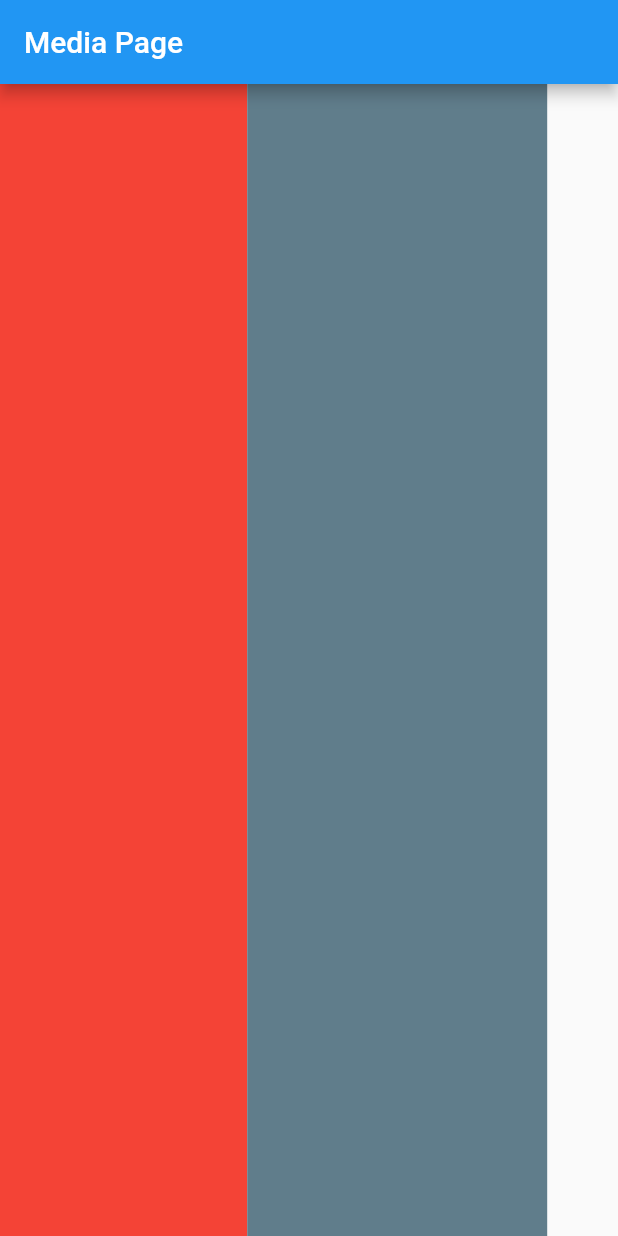
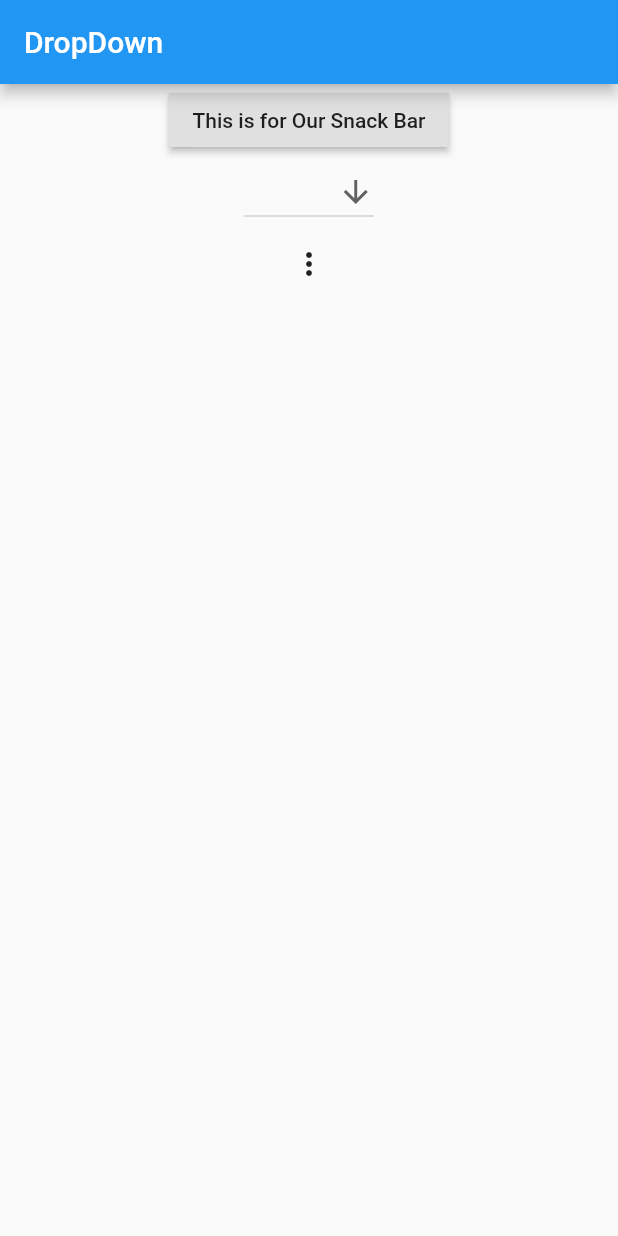
Before and after one commit to Darkethic06/login_flutter, a Flutter app: the screen it shows after launch, on a phone screen of 412 x 824 dp. Run offline on Flutter 3.47's test engine with Material 2 defaults, Android fonts, the phone set to English and light mode, and no system bars; our stand-ins replace form_field_validator.

Commit message:
new files added

```diff
--- /dev/null
+++ b/discussion.txt
@@ -0,0 +1,5 @@
+android life cycle :  onCreate(Install) , Onstart(Appliction on ),
+                         onResume(),
+                         onStop , onPause,onDestroy,
+
+camera :
--- a/lib/main.dart
+++ b/lib/main.dart
@@ -1,7 +1,8 @@
 import 'package:flutter/material.dart';
 // import 'package:tutorial/login_form.dart';
 // import 'first.dart';
-import 'media.dart';
+// import 'media.dart';
+import 'ui_design.dart';
 
 void main() {
 
@@ -16,7 +17,7 @@ class MyApp extends StatelessWidget {
   @override
   Widget build(BuildContext context) {
     return Scaffold(
-      body:MediaPage(),
+      body:UiDesign(),
 
     );
   }
--- /dev/null
+++ b/lib/ui_design.dart
@@ -0,0 +1,79 @@
+import 'package:flutter/material.dart';
+
+
+class UiDesign extends StatefulWidget {
+  @override
+  _UiDesignState createState() => _UiDesignState();
+}
+
+class _UiDesignState extends State<UiDesign> {
+String title = "DropDown";
+ var dropdownvalue = "Choose Your Name";
+  @override
+  Widget build(BuildContext context) {
+    return Scaffold(
+      appBar: AppBar(
+        title: Text(title),
+      ),
+    body: Container(
+      child: Center(
+        child: Column(
+          children: [
+            RaisedButton(
+              child: Text("This is for Our Snack Bar"),
+              onPressed: (){
+              showSnackBar(context, "This is snackbar", 3000);
+              },
+            ),
+            DropdownButton(
+              value : dropdownvalue,
+              icon: Icon(Icons.arrow_downward),
+              onChanged: (String newValue){
+                setState(() {
+                  dropdownvalue = newValue;
+                });
+              },
+              items: [
+                'Suranjan','Samar','Arup','Arijit'
+              ].map((String value){
+                return DropdownMenuItem(
+                  value: value ,
+                  child:Text(value)
+                );
+
+              }).toList(),
+
+            ),
+            PopupMenuButton(
+              itemBuilder: (context) =>[
+                PopupMenuItem(
+                  value :"",
+                  child: Text("Suranjan"),
+                ),
+                PopupMenuItem(
+                  value :"",
+                  child: Text("Samar"),
+                ),
+                PopupMenuItem(
+                  value :"",
+                  child: Text("Arup"),
+                ),
+              ] ,
+            )
+          ],
+        ),
+      ),
+    ),
+
+    );
+  }
+
+  void showSnackBar(BuildContext context, String message , int duration){
+    Scaffold.of(context).showSnackBar(SnackBar(
+      content: Text(message),
+      duration: Duration(milliseconds:duration),
+    ));
+
+  }
+
+}
```
